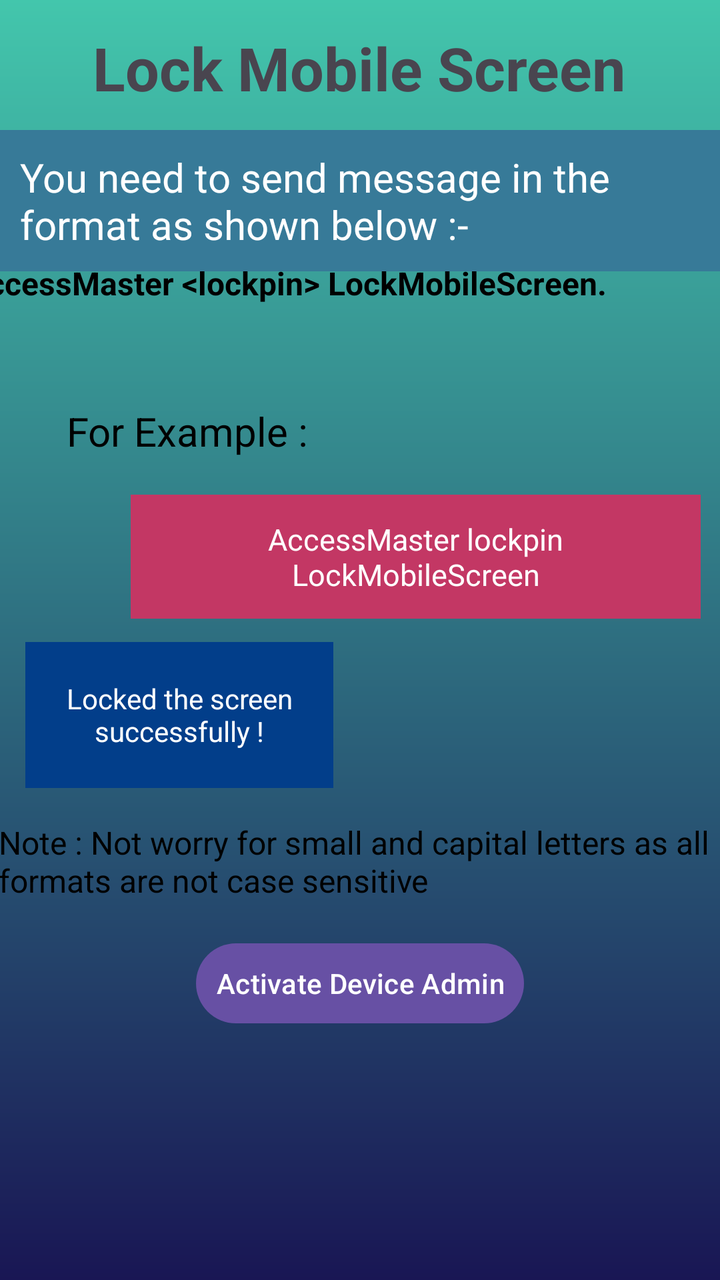
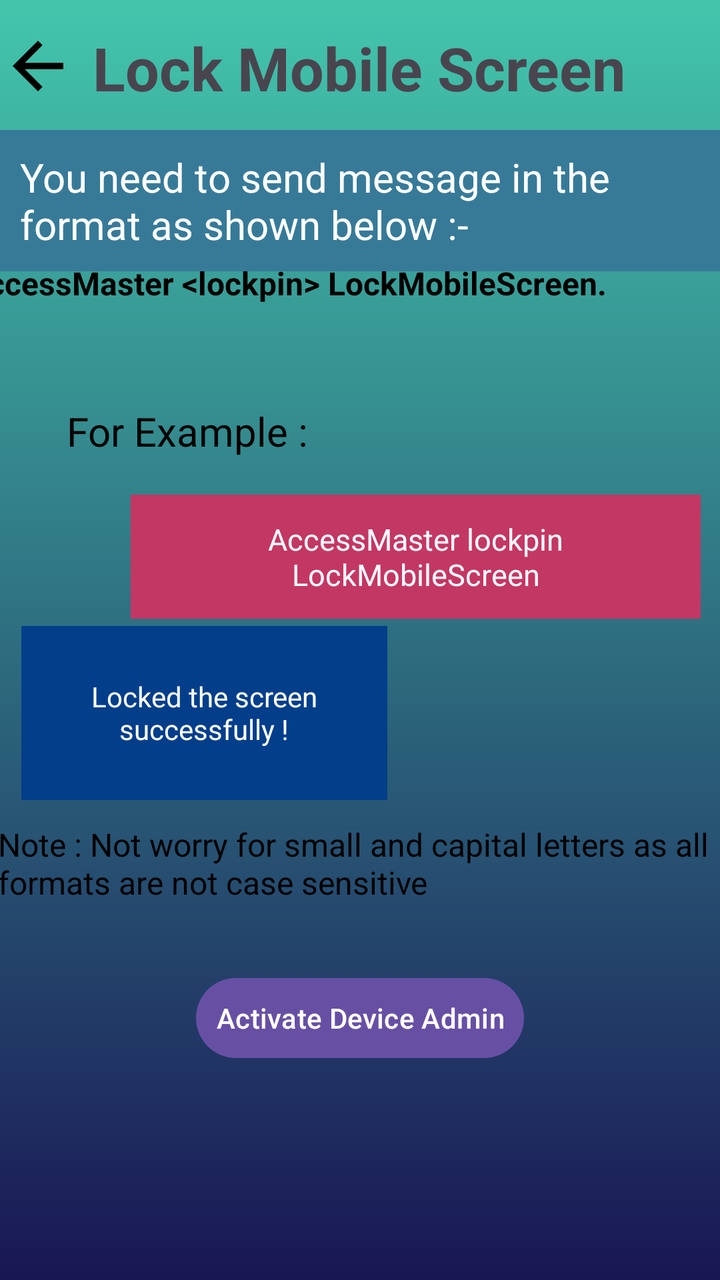

Before-and-after screenshots of an Android layout around one commit, followed by the original layout XML and the change that was made.
<!-- AndroidManifest.xml: application theme Theme.AccessMaster -->
<!-- res/layout/lockscreen.xml -->
<?xml version="1.0" encoding="utf-8"?>
<ScrollView xmlns:android="http://schemas.android.com/apk/res/android"
    xmlns:app="http://schemas.android.com/apk/res-auto"
    xmlns:tools="http://schemas.android.com/tools"
    android:layout_width="match_parent"
    android:layout_height="match_parent"
    android:fillViewport="true"
    android:background="@drawable/gradient">


<androidx.constraintlayout.widget.ConstraintLayout
        android:layout_width="match_parent"
        android:layout_height="wrap_content">

        

        

        

        <TextView
            android:id="@+id/contact"
            android:layout_width="wrap_content"
            android:layout_height="wrap_content"
            android:background="#377A98"
            android:padding="10dp"
            android:textColor="#FFFFFF"
            android:text="You need to send message in the format as shown below :-"
            android:textSize="20sp"
            app:layout_constraintBottom_toBottomOf="parent"
            app:layout_constraintTop_toTopOf="parent"
            app:layout_constraintVertical_bias="0.114"
            tools:ignore="HardcodedText"
            tools:layout_editor_absoluteX="0dp" />

        <TextView
            android:layout_width="379dp"
            android:layout_height="70dp"
            android:text="AccessMaster &lt;lockpin&gt; LockMobileScreen."
            android:textColor="#000000"
            android:textSize="16sp"
            android:textStyle="bold"
            app:layout_constraintBottom_toBottomOf="parent"
            app:layout_constraintEnd_toEndOf="parent"
            app:layout_constraintHorizontal_bias="0.906"
            app:layout_constraintStart_toStartOf="parent"
            app:layout_constraintTop_toTopOf="parent"
            app:layout_constraintVertical_bias="0.229" />

        <TextView
            android:layout_width="wrap_content"
            android:layout_height="wrap_content"
            android:text="Lock Mobile Screen"
            android:textSize="30sp"
            android:textStyle="bold"
            app:layout_constraintBottom_toBottomOf="parent"
            app:layout_constraintEnd_toEndOf="parent"
            app:layout_constraintHorizontal_bias="0.497"
            app:layout_constraintStart_toStartOf="parent"
            app:layout_constraintTop_toTopOf="parent"
            app:layout_constraintVertical_bias="0.023" />

        

        

        

        

        <TextView
            android:layout_width="wrap_content"
            android:layout_height="wrap_content"
            android:padding="10dp"
            android:text="For Example :"
            android:textColor="@color/black"
            android:textSize="20sp"
            app:layout_constraintBottom_toBottomOf="parent"
            app:layout_constraintEnd_toEndOf="parent"
            app:layout_constraintHorizontal_bias="0.107"
            app:layout_constraintStart_toStartOf="parent"
            app:layout_constraintTop_toTopOf="parent"
            app:layout_constraintVertical_bias="0.324"
            tools:ignore="HardcodedText" />

        <TextView
            android:layout_width="285dp"
            android:layout_height="wrap_content"
            android:background="#C33764"
            android:gravity="center"
            android:padding="12dp"
            android:text="AccessMaster lockpin LockMobileScreen"
            android:textColor="#ffffff"
            android:textSize="15sp"
            app:layout_constraintBottom_toBottomOf="parent"
            app:layout_constraintEnd_toEndOf="parent"
            app:layout_constraintHorizontal_bias="0.873"
            app:layout_constraintStart_toStartOf="parent"
            app:layout_constraintTop_toTopOf="parent"
            app:layout_constraintVertical_bias="0.428" />

        <TextView
            android:id="@+id/textView9"
            android:layout_width="154dp"
            android:layout_height="73dp"
            android:background="#023E8A"
            android:gravity="center"
            android:padding="12dp"
            android:text="Locked the screen successfully !"
            android:textColor="#ffffff"
            android:textSize="14sp"
            app:layout_constraintBottom_toBottomOf="parent"
            app:layout_constraintEnd_toEndOf="parent"
            app:layout_constraintHorizontal_bias="0.061"
            app:layout_constraintStart_toStartOf="parent"
            app:layout_constraintTop_toTopOf="parent"
            app:layout_constraintVertical_bias="0.566" />

        <TextView
            android:id="@+id/textView8"
            android:layout_width="362dp"
            android:layout_height="39dp"
            android:text="Note : Not worry for small and capital letters as all formats are not case sensitive"
            android:textColor="#000000"
            android:textSize="16sp"
            app:layout_constraintBottom_toBottomOf="parent"
            app:layout_constraintEnd_toEndOf="parent"
            app:layout_constraintStart_toStartOf="parent"
            app:layout_constraintTop_toTopOf="parent"
            app:layout_constraintVertical_bias="0.683" />

        <Button
            android:id="@+id/btn_activate_admin"
            android:layout_width="wrap_content"
            android:layout_height="wrap_content"
            android:layout_gravity="center"
            android:padding="10dp"
            android:text="Activate Device Admin"
            android:textColor="@android:color/white"
            app:layout_constraintBottom_toBottomOf="parent"
            app:layout_constraintEnd_toEndOf="parent"
            app:layout_constraintStart_toStartOf="parent"
            app:layout_constraintTop_toTopOf="parent"
            app:layout_constraintVertical_bias="0.79"
            tools:ignore="MissingConstraints" />


</androidx.constraintlayout.widget.ConstraintLayout>

</ScrollView>
<!-- resources referenced by this layout -->
<resources>
  <color name="black">#FF000000</color>
  <!-- drawable gradient (drawable) -->
  <?xml version="1.0" encoding="utf-8"?>
  <shape xmlns:android="http://schemas.android.com/apk/res/android">
  <gradient android:startColor="@color/one" android:endColor="@color/two" android:angle="18"/>
  </shape>
  <style name="Theme.AccessMaster" parent="Base.Theme.AccessMaster" />
  <color name="one">#43C6AC</color>
  <color name="two">#191654</color>
  <style name="Base.Theme.AccessMaster" parent="Theme.Material3.DayNight.NoActionBar">
          
          
      </style>
</resources>

<!-- the commit's change to res/layout/lockscreen.xml (unified diff, before → after) -->
@@ -11,12 +11,17 @@
 <androidx.constraintlayout.widget.ConstraintLayout
         android:layout_width="match_parent"
         android:layout_height="wrap_content">
-
-        
-
-        
-
-        
+        <ImageView
+            android:id="@+id/backarrow"
+            android:layout_width="38dp"
+            android:layout_height="38dp"
+            app:layout_constraintBottom_toBottomOf="parent"
+            app:layout_constraintEnd_toEndOf="parent"
+            app:layout_constraintHorizontal_bias="0.0"
+            app:layout_constraintStart_toStartOf="parent"
+            app:layout_constraintTop_toTopOf="parent"
+            app:layout_constraintVertical_bias="0.023"
+            app:srcCompat="@drawable/barrow" />
 
         <TextView
             android:id="@+id/contact"
@@ -101,8 +106,8 @@
 
         <TextView
             android:id="@+id/textView9"
-            android:layout_width="154dp"
-            android:layout_height="73dp"
+            android:layout_width="183dp"
+            android:layout_height="87dp"
             android:background="#023E8A"
             android:gravity="center"
             android:padding="12dp"
@@ -118,8 +123,8 @@
 
         <TextView
             android:id="@+id/textView8"
-            android:layout_width="362dp"
-            android:layout_height="39dp"
+            android:layout_width="363dp"
+            android:layout_height="81dp"
             android:text="Note : Not worry for small and capital letters as all formats are not case sensitive"
             android:textColor="#000000"
             android:textSize="16sp"
@@ -127,7 +132,7 @@
             app:layout_constraintEnd_toEndOf="parent"
             app:layout_constraintStart_toStartOf="parent"
             app:layout_constraintTop_toTopOf="parent"
-            app:layout_constraintVertical_bias="0.683" />
+            app:layout_constraintVertical_bias="0.736" />
 
         <Button
             android:id="@+id/btn_activate_admin"
@@ -141,7 +146,7 @@
             app:layout_constraintEnd_toEndOf="parent"
             app:layout_constraintStart_toStartOf="parent"
             app:layout_constraintTop_toTopOf="parent"
-            app:layout_constraintVertical_bias="0.79"
+            app:layout_constraintVertical_bias="0.819"
             tools:ignore="MissingConstraints" />
 
 
<!-- resource entries referenced after the edit -->
@@ -1,6 +1,12 @@
 <!-- resources referenced by this layout -->
 <resources>
   <color name="black">#FF000000</color>
+  <!-- drawable barrow (drawable) -->
+  <vector xmlns:android="http://schemas.android.com/apk/res/android" android:autoMirrored="true" android:height="24dp" android:tint="#000000" android:viewportHeight="24" android:viewportWidth="24" android:width="24dp">
+  
+      <path android:fillColor="@android:color/white" android:pathData="M20,11H7.83l5.59,-5.59L12,4l-8,8 8,8 1.41,-1.41L7.83,13H20v-2z"/>
+  
+  </vector>
   <!-- drawable gradient (drawable) -->
   <?xml version="1.0" encoding="utf-8"?>
   <shape xmlns:android="http://schemas.android.com/apk/res/android">
